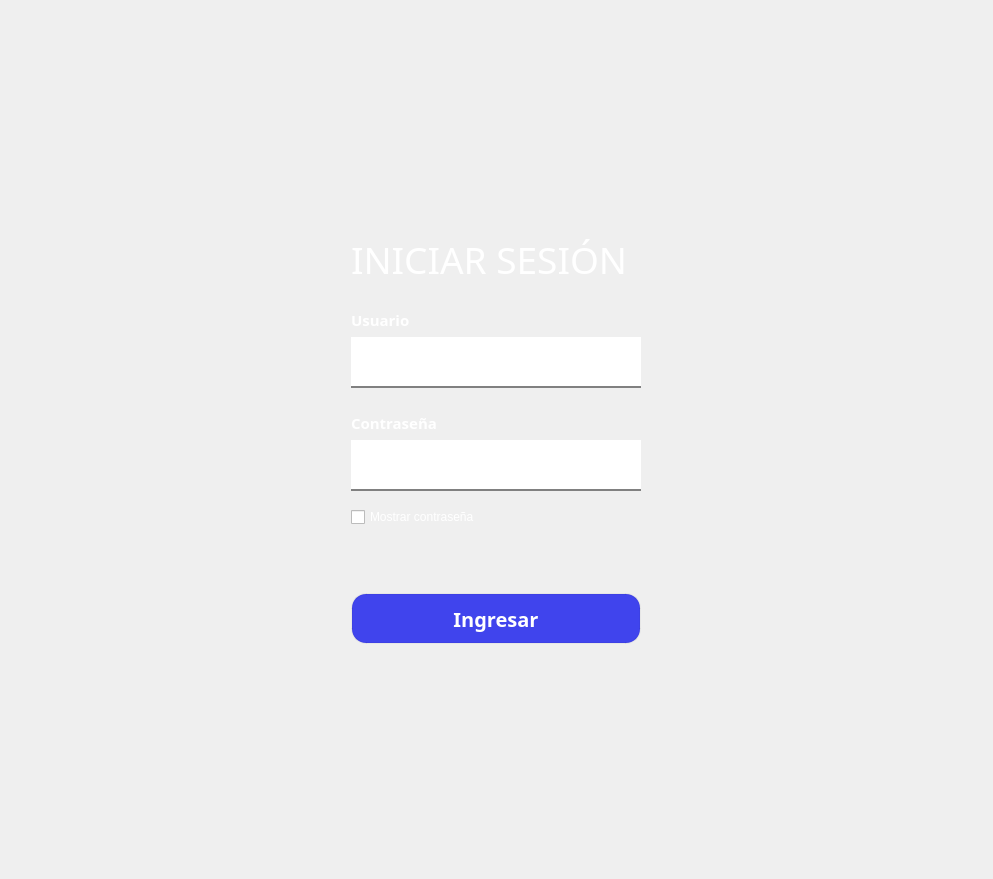
The window that SafeSpace/client/src/view/loginpage.ui (Svndda/CI-0123-PIRS-incomprendidos) describes before a commit, drawn with Qt 5.
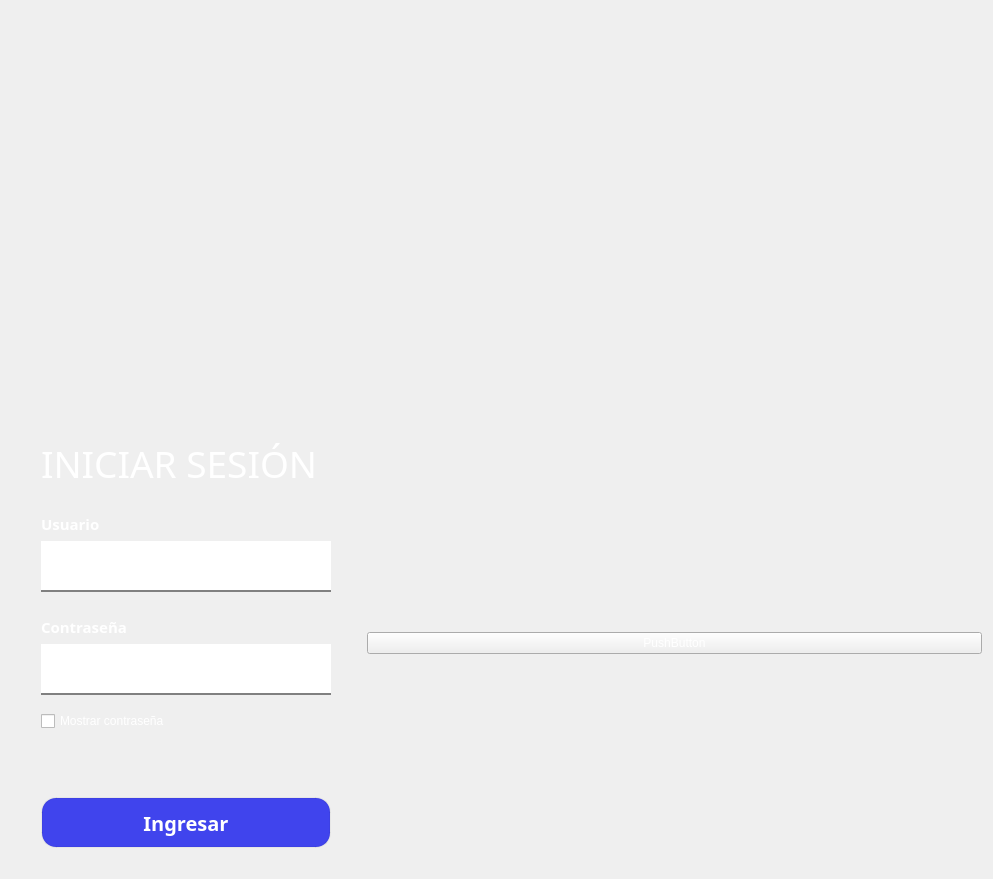
The same window after the commit. Custom widgets are drawn as their Qt base class.

```diff
--- a/SafeSpace/client/src/view/loginpage.ui
+++ b/SafeSpace/client/src/view/loginpage.ui
@@ -17,7 +17,7 @@
    <string notr="true">color:white;</string>
   </property>
   <layout class="QGridLayout" name="gridLayout">
-   <item row="0" column="0">
+   <item row="1" column="0">
     <widget class="QWidget" name="widget" native="true">
      <property name="sizePolicy">
       <sizepolicy hsizetype="Expanding" vsizetype="Expanding">
@@ -283,6 +283,12 @@
           <verstretch>0</verstretch>
          </sizepolicy>
         </property>
+        <property name="maximumSize">
+         <size>
+          <width>16777214</width>
+          <height>16777215</height>
+         </size>
+        </property>
         <property name="font">
          <font>
           <family>Segoe UI Variable</family>
@@ -342,8 +348,31 @@
      </layout>
     </widget>
    </item>
+   <item row="1" column="1">
+    <widget class="Button" name="pushButton">
+     <property name="text">
+      <string>PushButton</string>
+     </property>
+    </widget>
+   </item>
+   <item row="0" column="1">
+    <widget class="SensorDataField" name="widget_2" native="true"/>
+   </item>
   </layout>
  </widget>
+ <customwidgets>
+  <customwidget>
+   <class>Button</class>
+   <extends>QPushButton</extends>
+   <header>view/elements/button.h</header>
+  </customwidget>
+  <customwidget>
+   <class>SensorDataField</class>
+   <extends>QWidget</extends>
+   <header>view/elements/sensordatafield.h</header>
+   <container>1</container>
+  </customwidget>
+ </customwidgets>
  <resources/>
  <connections/>
 </ui>
```
Left out of the diff: 2 changed lines with no effect on the pictures.
